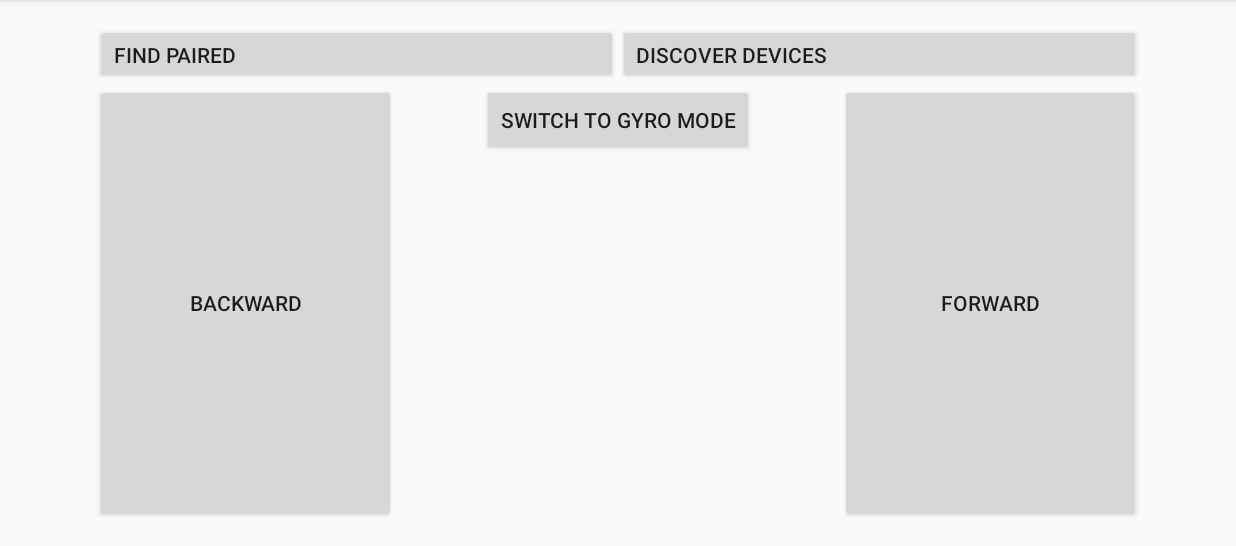
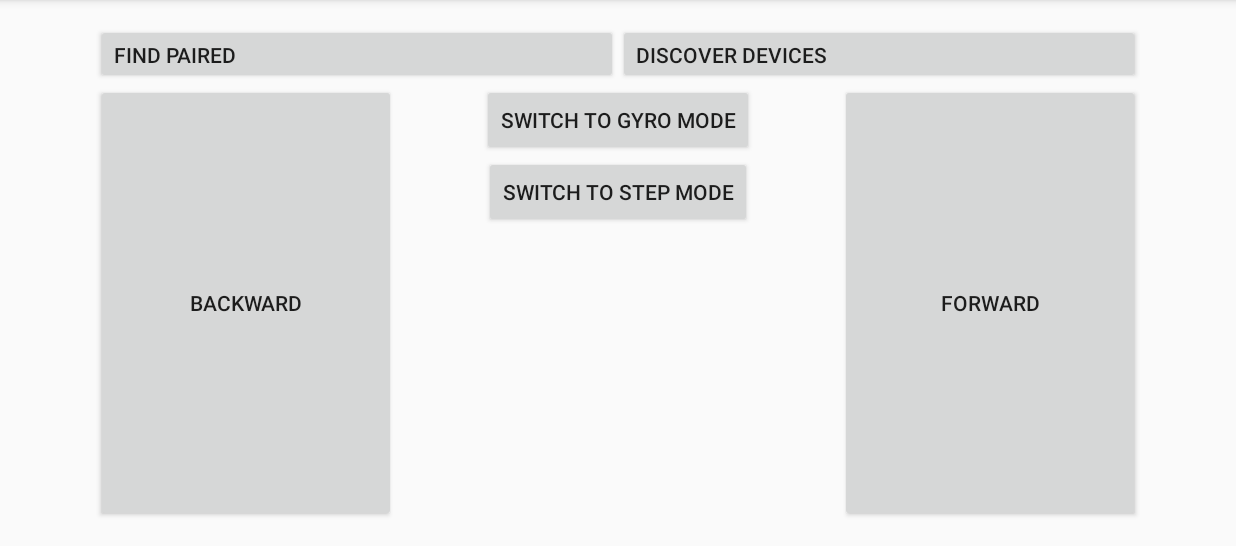
Before and after one commit to asuszek/rc-car-controller-bluetooth, an Android app: the screen it shows after launch (MainActivity), on a phone screen of 824 x 412 dp (held sideways), the part 72-618 px from its top. Run offline under Robolectric (Android 15) with nearby library versions, the phone set to English and light mode, and no system bars.

Commit message:
Step mode set up added

```diff
--- a/app/src/main/res/layout/activity_main.xml
+++ b/app/src/main/res/layout/activity_main.xml
@@ -68,4 +68,14 @@
         android:layout_below="@+id/linearLayout"
         android:layout_centerHorizontal="true" />
 
+    <Button
+        style="?android:attr/buttonStyleSmall"
+        android:layout_width="wrap_content"
+        android:layout_height="wrap_content"
+        android:text="Switch to Step Mode"
+        android:id="@+id/button"
+        android:onClick="toggleStepMode"
+        android:layout_below="@+id/toggleMode"
+        android:layout_centerHorizontal="true" />
+
 </RelativeLayout>
```
Also changed, not shown: app/src/main/java/rccarcontroller/hackathon/umass/rccarcontroller/MainActivity.java (+26 -0 lines), 3 other files.
